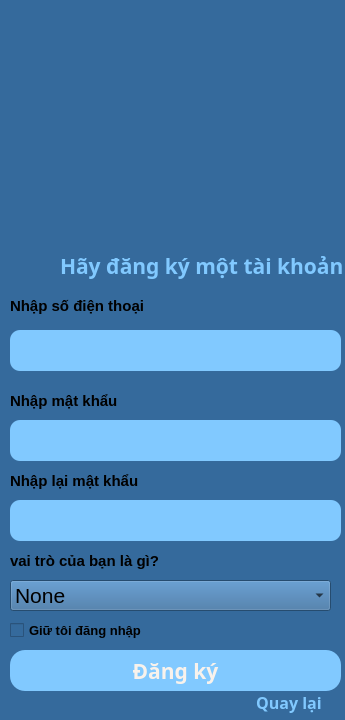
Above: TL-C4K-PTA02/Cuoi_Khoa_Python/gui/register.ui from DinhPhongNe/Python-course before the change. Below: the same form after it.
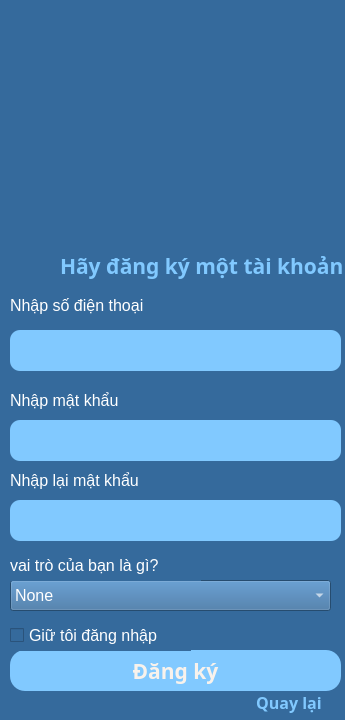
That is the form after the change. Icons and pictures are not drawn.

The edit to the form file:
```diff
--- a/TL-C4K-PTA02/Cuoi_Khoa_Python/gui/register.ui
+++ b/TL-C4K-PTA02/Cuoi_Khoa_Python/gui/register.ui
@@ -13,6 +13,10 @@
   <property name="windowTitle">
    <string>MainWindow</string>
   </property>
+  <property name="styleSheet">
+   <string notr="true">font: 75 12pt &quot;MS Shell Dlg 2&quot;;
+color: white;</string>
+  </property>
   <widget class="QWidget" name="centralwidget">
    <property name="styleSheet">
     <string notr="true">background-color: #356a9c;</string>
@@ -104,15 +108,17 @@
      <rect>
       <x>10</x>
       <y>620</y>
-      <width>141</width>
-      <height>20</height>
+      <width>181</width>
+      <height>31</height>
      </rect>
     </property>
     <property name="font">
      <font>
-      <pointsize>10</pointsize>
-      <weight>75</weight>
-      <bold>true</bold>
+      <family>MS Shell Dlg 2</family>
+      <pointsize>12</pointsize>
+      <weight>9</weight>
+      <italic>false</italic>
+      <bold>false</bold>
      </font>
     </property>
     <property name="text">
@@ -130,13 +136,15 @@
     </property>
     <property name="font">
      <font>
-      <pointsize>11</pointsize>
-      <weight>75</weight>
-      <bold>true</bold>
+      <family>MS Shell Dlg 2</family>
+      <pointsize>12</pointsize>
+      <weight>9</weight>
+      <italic>false</italic>
+      <bold>false</bold>
      </font>
     </property>
     <property name="styleSheet">
-     <string notr="true"/>
+     <string notr="true">color: white;</string>
     </property>
     <property name="text">
      <string>Nhập số điện thoại</string>
@@ -193,9 +201,11 @@
     </property>
     <property name="font">
      <font>
-      <pointsize>11</pointsize>
-      <weight>75</weight>
-      <bold>true</bold>
+      <family>MS Shell Dlg 2</family>
+      <pointsize>12</pointsize>
+      <weight>9</weight>
+      <italic>false</italic>
+      <bold>false</bold>
      </font>
     </property>
     <property name="styleSheet">
@@ -216,9 +226,11 @@
     </property>
     <property name="font">
      <font>
-      <pointsize>11</pointsize>
-      <weight>75</weight>
-      <bold>true</bold>
+      <family>MS Shell Dlg 2</family>
+      <pointsize>12</pointsize>
+      <weight>9</weight>
+      <italic>false</italic>
+      <bold>false</bold>
      </font>
     </property>
     <property name="styleSheet">
@@ -296,7 +308,11 @@
     </property>
     <property name="font">
      <font>
-      <pointsize>16</pointsize>
+      <family>MS Shell Dlg 2</family>
+      <pointsize>12</pointsize>
+      <weight>9</weight>
+      <italic>false</italic>
+      <bold>false</bold>
      </font>
     </property>
     <property name="currentIndex">
@@ -323,15 +339,17 @@
      <rect>
       <x>10</x>
       <y>550</y>
-      <width>171</width>
-      <height>21</height>
+      <width>191</width>
+      <height>31</height>
      </rect>
     </property>
     <property name="font">
      <font>
-      <pointsize>11</pointsize>
-      <weight>75</weight>
-      <bold>true</bold>
+      <family>MS Shell Dlg 2</family>
+      <pointsize>12</pointsize>
+      <weight>9</weight>
+      <italic>false</italic>
+      <bold>false</bold>
      </font>
     </property>
     <property name="styleSheet">
```
Left out of the diff: 18 changed lines with no effect on the pictures.
